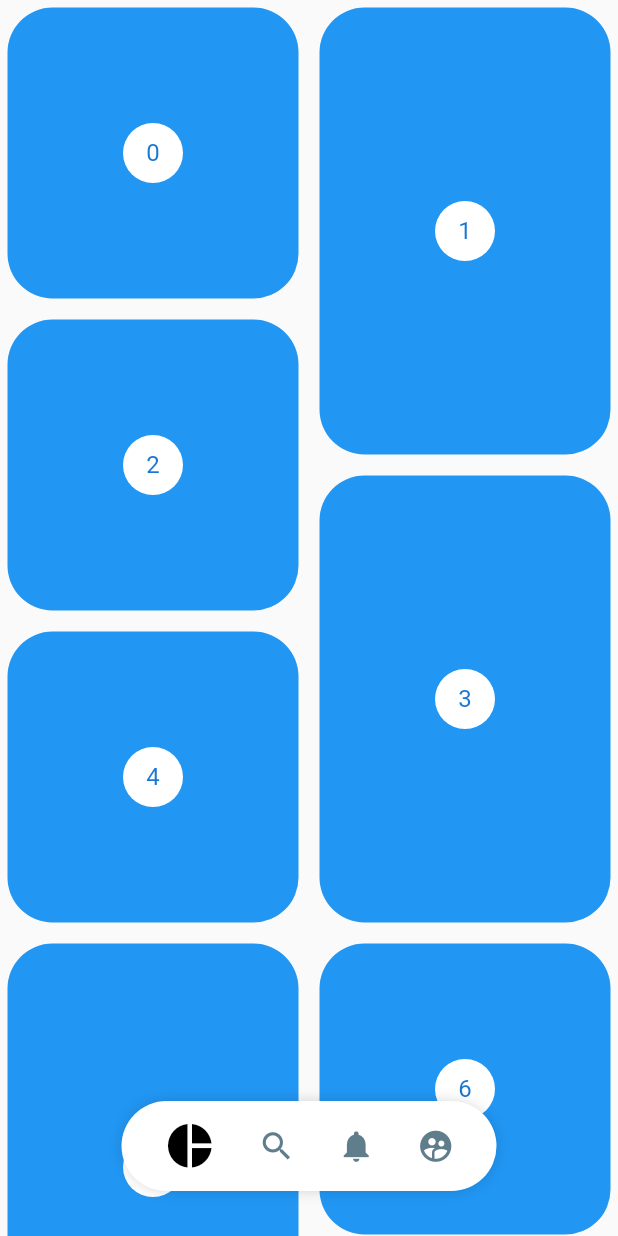
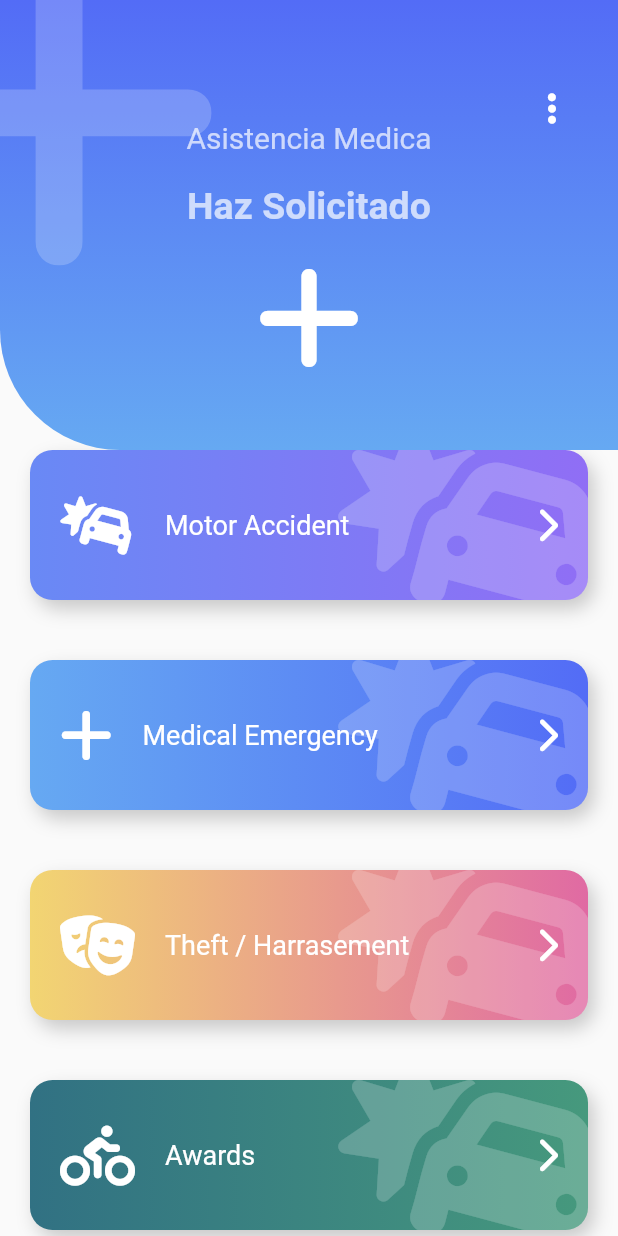
Before and after one commit to NachoBaez18/diseno3.0, a Flutter app: the screen it shows after launch, on a phone screen of 412 x 824 dp. Run offline on Flutter 3.47's test engine with Material 2 defaults, Android fonts, the light colour scheme and no system bars; our stand-ins replace animate_do, flutter_svg, font_awesome_flutter.

Commit message:
agregamos listado con diseños y animacion

```diff
--- a/lib/main.dart
+++ b/lib/main.dart
@@ -2,7 +2,8 @@
 //import 'package:disenosp2/labs/circular_progress.dart';
 //import 'package:disenosp2/pages/graficas_circulares_page.dart';
 //import 'package:disenosp2/labs/slideShow_page.dart';
-import 'package:disenosp2/pages/pinteres_page.dart';
+import 'package:disenosp2/pages/emergency_page.dart';
+//import 'package:disenosp2/pages/pinteres_page.dart';
 //import 'package:disenosp2/pages/slideShow_page.dart';
 //import 'package:disenosp2/retos/cuadrado_animado_pages.dart';
 import 'package:flutter/material.dart';
@@ -17,7 +18,7 @@ class MyApp extends StatelessWidget {
     return MaterialApp(
       debugShowCheckedModeBanner: false,
       title: 'Diseños App',
-      home: PinteresPage(),
+      home: EmergencyPage(),
     );
   }
 }
--- /dev/null
+++ b/lib/pages/emergency_page.dart
@@ -0,0 +1,148 @@
+import 'package:animate_do/animate_do.dart';
+import 'package:disenosp2/pages/headers_page.dart';
+import 'package:disenosp2/widgets/boton_gordo.dart';
+import 'package:flutter/material.dart';
+import 'package:font_awesome_flutter/font_awesome_flutter.dart';
+
+class ItemBoton {
+  final IconData icon;
+  final String texto;
+  final Color color1;
+  final Color color2;
+
+  ItemBoton(this.icon, this.texto, this.color1, this.color2);
+}
+
+class EmergencyPage extends StatelessWidget {
+  @override
+  Widget build(BuildContext context) {
+    final items = <ItemBoton>[
+      new ItemBoton(FontAwesomeIcons.carCrash, 'Motor Accident',
+          Color(0xff6989F5), Color(0xff906EF5)),
+      new ItemBoton(FontAwesomeIcons.plus, 'Medical Emergency',
+          Color(0xff66A9F2), Color(0xff536CF6)),
+      new ItemBoton(FontAwesomeIcons.theaterMasks, 'Theft / Harrasement',
+          Color(0xffF2D572), Color(0xffE06AA3)),
+      new ItemBoton(FontAwesomeIcons.biking, 'Awards', Color(0xff317183),
+          Color(0xff46997D)),
+      new ItemBoton(FontAwesomeIcons.carCrash, 'Motor Accident',
+          Color(0xff6989F5), Color(0xff906EF5)),
+      new ItemBoton(FontAwesomeIcons.plus, 'Medical Emergency',
+          Color(0xff66A9F2), Color(0xff536CF6)),
+      new ItemBoton(FontAwesomeIcons.theaterMasks, 'Theft / Harrasement',
+          Color(0xffF2D572), Color(0xffE06AA3)),
+      new ItemBoton(FontAwesomeIcons.biking, 'Awards', Color(0xff317183),
+          Color(0xff46997D)),
+      new ItemBoton(FontAwesomeIcons.carCrash, 'Motor Accident',
+          Color(0xff6989F5), Color(0xff906EF5)),
+      new ItemBoton(FontAwesomeIcons.plus, 'Medical Emergency',
+          Color(0xff66A9F2), Color(0xff536CF6)),
+      new ItemBoton(FontAwesomeIcons.theaterMasks, 'Theft / Harrasement',
+          Color(0xffF2D572), Color(0xffE06AA3)),
+      new ItemBoton(FontAwesomeIcons.biking, 'Awards', Color(0xff317183),
+          Color(0xff46997D)),
+    ];
+
+    List<Widget> itemMap = items
+        .map(
+          (item) => FadeInLeft(
+            child: BotonGordo(
+              texto: item.texto,
+              onpress: () {
+                print('hola');
+              },
+              icon: item.icon,
+              color1: item.color1,
+              color2: item.color2,
+            ),
+          ),
+        )
+        .toList();
+
+    return Scaffold(
+        body: Stack(
+      children: [
+        Container(
+          margin: EdgeInsets.only(top: 200),
+          child: ListView(
+            physics: BouncingScrollPhysics(),
+            children: [
+              SizedBox(
+                height: 80,
+              ),
+              ...itemMap
+            ],
+          ),
+        ),
+        _Encabezado()
+      ],
+    ));
+  }
+}
+
+class _Encabezado extends StatelessWidget {
+  const _Encabezado({
+    Key? key,
+  }) : super(key: key);
+
+  @override
+  Widget build(BuildContext context) {
+    return Stack(
+      children: [
+        IconHeader(
+          icon: FontAwesomeIcons.plus,
+          titulo: 'Haz Solicitado',
+          subTitulo: 'Asistencia Medica',
+          color2: Color(0xff66A9F2),
+          color1: Color(0xff536CF6),
+        ),
+        Positioned(
+            right: 0,
+            top: 45,
+            child: RawMaterialButton(
+              onPressed: () {},
+              shape: CircleBorder(),
+              padding: EdgeInsets.all(15.0),
+              child: FaIcon(
+                FontAwesomeIcons.ellipsisV,
+                color: Colors.white,
+              ),
+            ))
+      ],
+    );
+  }
+}
+
+class _BotonGordoTemp extends StatelessWidget {
+  const _BotonGordoTemp({
+    Key? key,
+  }) : super(key: key);
+
+  @override
+  Widget build(BuildContext context) {
+    return BotonGordo(
+      icon: FontAwesomeIcons.carCrash,
+      texto: 'Motor Accident',
+      onpress: () {},
+      color1: Color(0xff6989F5),
+      color2: Color(0xff906EF5),
+    );
+  }
+}
+
+class _PageHeader extends StatelessWidget {
+  const _PageHeader({
+    Key? key,
+  }) : super(key: key);
+
+  @override
+  Widget build(BuildContext context) {
+    return IconHeader(
+      icon: FontAwesomeIcons.plus,
+      subTitulo: 'Haz Solicitado',
+      titulo: 'Asistencia Medica',
+      color1: Color(0xff526BF6),
+      color2: Color(0xff67ACF2),
+    );
+  }
+}
--- a/lib/pages/headers_page.dart
+++ b/lib/pages/headers_page.dart
@@ -1,6 +1,7 @@
 import 'package:disenosp2/pages/animaciones_page.dart';
 //import 'package:disenosp2/widgets/headers.dart';
 import 'package:flutter/material.dart';
+import 'package:font_awesome_flutter/font_awesome_flutter.dart';
 
 class HeaderPage extends StatelessWidget {
   const HeaderPage({super.key});
@@ -12,3 +13,91 @@ class HeaderPage extends StatelessWidget {
     );
   }
 }
+
+class IconHeader extends StatelessWidget {
+  final IconData icon;
+  final String titulo;
+  final String subTitulo;
+  final Color color1;
+  final Color color2;
+
+  const IconHeader(
+      {super.key,
+      required this.icon,
+      required this.titulo,
+      required this.subTitulo,
+      this.color1 = Colors.grey,
+      this.color2 = Colors.blueGrey});
+
+  @override
+  Widget build(BuildContext context) {
+    final Color colorBlanco = Colors.white.withOpacity(0.7);
+    return Stack(
+      children: [
+        _IconHeaderBacground(this.color1, this.color2),
+        Positioned(
+            top: -50,
+            left: -70,
+            child: FaIcon(
+              this.icon,
+              size: 250,
+              color: Colors.white.withOpacity(0.2),
+            )),
+        Column(
+          children: [
+            SizedBox(
+              height: 80,
+              width: double.infinity,
+            ),
+            Text(
+              subTitulo,
+              style: TextStyle(fontSize: 20, color: colorBlanco),
+            ),
+            SizedBox(
+              height: 20,
+            ),
+            Text(
+              titulo,
+              style: TextStyle(
+                  fontSize: 25,
+                  color: colorBlanco,
+                  fontWeight: FontWeight.bold),
+            ),
+            SizedBox(
+              height: 20,
+            ),
+            FaIcon(
+              this.icon,
+              size: 80,
+              color: Colors.white,
+            )
+          ],
+        )
+      ],
+    );
+  }
+}
+
+class _IconHeaderBacground extends StatelessWidget {
+  final Color color1;
+  final Color color2;
+  _IconHeaderBacground(
+    this.color1,
+    this.color2,
+  );
+
+  @override
+  Widget build(BuildContext context) {
+    return Container(
+      width: double.infinity,
+      height: 300,
+      decoration: BoxDecoration(
+          // color: Colors.red,
+          borderRadius: BorderRadius.only(bottomLeft: Radius.circular(80)),
+          gradient: LinearGradient(
+              begin: Alignment.topCenter,
+              end: Alignment.bottomCenter,
+              colors: <Color>[this.color1, this.color2])),
+    );
+  }
+}
--- /dev/null
+++ b/lib/widgets/boton_gordo.dart
@@ -0,0 +1,101 @@
+import 'package:flutter/material.dart';
+import 'package:font_awesome_flutter/font_awesome_flutter.dart';
+
+class BotonGordo extends StatelessWidget {
+  final IconData icon;
+  final String texto;
+  final Color color1;
+  final Color color2;
+  final Function() onpress;
+
+  const BotonGordo(
+      {super.key,
+      this.icon = FontAwesomeIcons.carBurst,
+      required this.texto,
+      this.color1 = Colors.grey,
+      this.color2 = Colors.blueGrey,
+      required this.onpress});
+
+  @override
+  Widget build(BuildContext context) {
+    return GestureDetector(
+      onTap: this.onpress,
+      child: Stack(
+        children: [
+          _botonGordoBackground(color1, color2, icon),
+          Row(
+            mainAxisAlignment: MainAxisAlignment.center,
+            children: [
+              SizedBox(
+                height: 140,
+                width: 40,
+              ),
+              FaIcon(
+                this.icon,
+                color: Colors.white,
+                size: 40,
+              ),
+              SizedBox(
+                width: 20,
+              ),
+              Expanded(
+                child: Text(
+                  this.texto,
+                  style: TextStyle(color: Colors.white, fontSize: 18),
+                ),
+              ),
+              FaIcon(
+                FontAwesomeIcons.chevronRight,
+                color: Colors.white,
+              ),
+              SizedBox(
+                width: 40,
+              )
+            ],
+          )
+        ],
+      ),
+    );
+  }
+}
+
+class _botonGordoBackground extends StatelessWidget {
+  final Color color1;
+  final Color color2;
+  final IconData icon;
+  const _botonGordoBackground(this.color1, this.color2, this.icon);
+
+  @override
+  Widget build(BuildContext context) {
+    return Container(
+      child: ClipRRect(
+        borderRadius: BorderRadius.circular(15),
+        child: Stack(
+          children: [
+            Positioned(
+                right: -20,
+                top: -20,
+                child: FaIcon(
+                  FontAwesomeIcons.carCrash,
+                  size: 150,
+                  color: Colors.white.withOpacity(0.2),
+                ))
+          ],
+        ),
+      ),
+      width: double.infinity,
+      height: 100,
+      margin: EdgeInsets.all(20),
+      decoration: BoxDecoration(
+          color: Colors.red,
+          boxShadow: <BoxShadow>[
+            BoxShadow(
+                color: Colors.black.withOpacity(0.2),
+                offset: Offset(4, 6),
+                blurRadius: 10),
+          ],
+          borderRadius: BorderRadius.circular(15),
+          gradient: LinearGradient(colors: [color1, color2])),
+    );
+  }
+}
--- a/pubspec.yaml
+++ b/pubspec.yaml
@@ -39,6 +39,8 @@ dependencies:
   flutter_svg: ^1.1.6
   provider: ^6.0.5
   flutter_staggered_grid_view: ^0.4.1
+  font_awesome_flutter: ^10.3.0
+  animate_do: ^3.0.2
 
 dev_dependencies:
   flutter_test:
```
Also changed, not shown: pubspec.lock.
